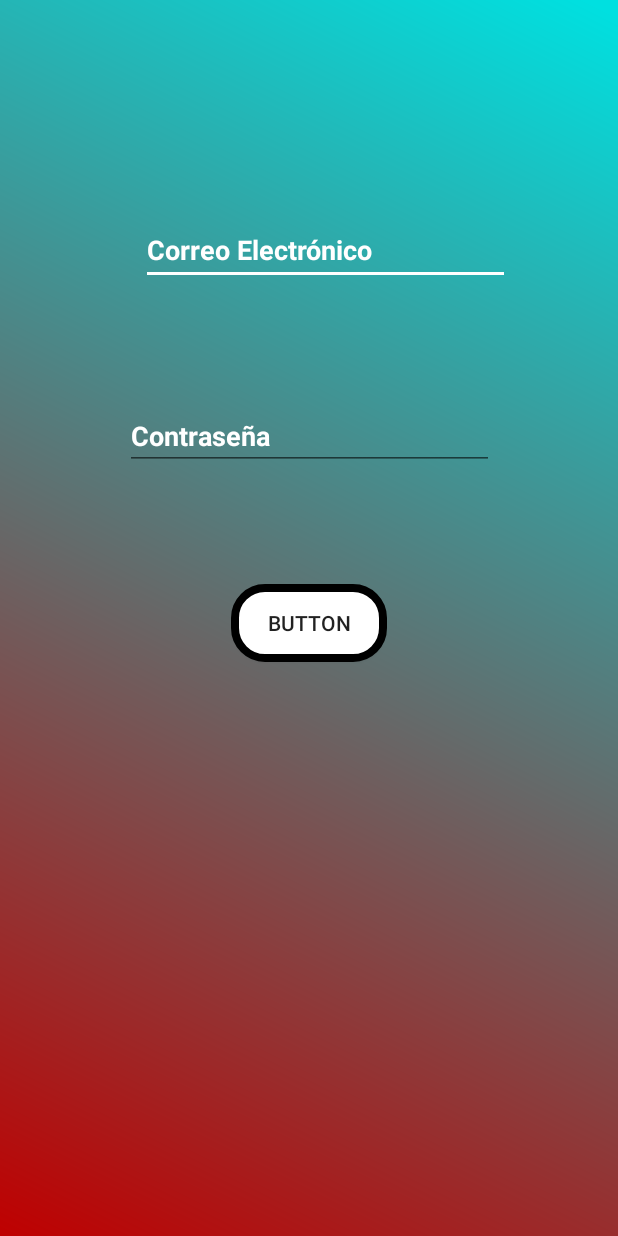
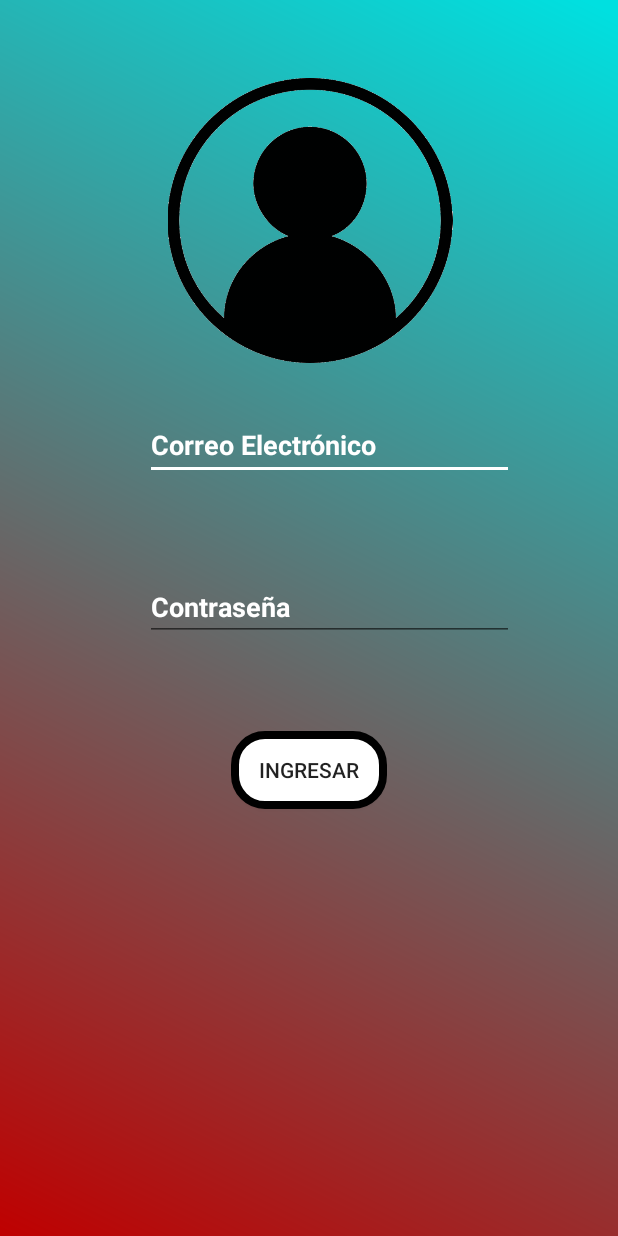
Before and after one commit to yanelaalexandra/Practica_calificada, an Android app: the screen it shows after launch (MainActivity), on a phone screen of 412 x 824 dp. Run offline under Robolectric (Android 15) with nearby library versions, the phone set to English and light mode, and no system bars; our stand-ins replace ButterKnife.

Commit message:
Cambio hechos en casa

```diff
--- a/app/build.gradle
+++ b/app/build.gradle
@@ -25,6 +25,9 @@ dependencies {
     testImplementation 'junit:junit:4.12'
     androidTestImplementation 'com.android.support.test:runner:1.0.1'
     androidTestImplementation 'com.android.support.test.espresso:espresso-core:3.0.1'
-    compile 'com.jakewharton:butterknife:8.4.0'
-    annotationProcessor 'com.jakewharton:butterknife-compilador:8.8.1'
+
+    implementation 'com.jakewharton:butterknife:8.8.1'
+    annotationProcessor 'com.jakewharton:butterknife-compiler:8.8.1'
+
+
 }
--- a/app/src/main/java/com/ejercicio/alexandra/practica_calificado/MainActivity.java
+++ b/app/src/main/java/com/ejercicio/alexandra/practica_calificado/MainActivity.java
@@ -6,15 +6,16 @@ import android.view.View;
 import android.widget.EditText;
 import android.widget.Toast;
 
-import butterknife.BindString;
+
+import butterknife.BindView;
 import butterknife.ButterKnife;
 
 
 
 public class MainActivity extends AppCompatActivity {
 
-    @Bind(R.id.cuenta) EditText cuenta;
-    @Bind(R.id.contraseña) EditText contraseña;
+    @BindView(R.id.cuenta) EditText cuenta;
+    @BindView(R.id.contraseña) EditText contraseña;
 
     @Override
     protected void onCreate(Bundle savedInstanceState) {
@@ -29,7 +30,7 @@ public class MainActivity extends AppCompatActivity {
  String getcontraseña = contraseña.getText().toString();
 if(getcuenta.length() == 0 || getcontraseña.length() == 0)
          Toast.makeText(this,"Completar los campos requeridos", Toast.LENGTH_SHORT).show();
-  else if (getcuenta == "yanelaalexandra" || getcontraseña == "pachacama123"){
+  else if (getcuenta.equals("yanelaalexandra") || getcontraseña.equals("pachacama123")){
 
          Toast.makeText(this,"Bienvenida "+ getcuenta, Toast.LENGTH_SHORT).show();
 
--- a/app/src/main/res/layout/activity_main.xml
+++ b/app/src/main/res/layout/activity_main.xml
@@ -7,6 +7,20 @@
     android:background="@drawable/bg_fondo1"
     tools:context="com.ejercicio.alexandra.practica_calificado.MainActivity">
 
+    <ImageView
+        android:id="@+id/imageView"
+        android:layout_width="253dp"
+
+        android:layout_height="190dp"
+        android:layout_marginEnd="8dp"
+        android:layout_marginStart="8dp"
+        android:layout_marginTop="52dp"
+        android:src="@drawable/img_icono"
+        app:layout_constraintEnd_toEndOf="parent"
+        app:layout_constraintHorizontal_bias="0.504"
+        app:layout_constraintStart_toStartOf="parent"
+        app:layout_constraintTop_toTopOf="parent" />
+
 
     <EditText
         android:id="@+id/cuenta"
@@ -14,16 +28,16 @@
         android:layout_height="46dp"
         android:layout_marginEnd="8dp"
         android:layout_marginStart="8dp"
-        android:layout_marginTop="144dp"
+        android:layout_marginTop="32dp"
         android:ems="10"
         android:hint="@string/cuenta"
         android:inputType="textPersonName"
+        android:textColorHint="#FFFF"
         android:textStyle="bold"
-        android:textColorHint="#FFFF"
         app:layout_constraintEnd_toEndOf="parent"
-        app:layout_constraintHorizontal_bias="0.573"
+        app:layout_constraintHorizontal_bias="0.59"
         app:layout_constraintStart_toStartOf="parent"
-        app:layout_constraintTop_toTopOf="parent" />
+        app:layout_constraintTop_toBottomOf="@+id/imageView" />
 
     <EditText
         android:id="@+id/contraseña"
@@ -31,13 +45,14 @@
         android:layout_height="43dp"
         android:layout_marginEnd="8dp"
         android:layout_marginStart="8dp"
-        android:layout_marginTop="80dp"
+        android:layout_marginTop="64dp"
         android:ems="10"
         android:hint="@string/password"
         android:inputType="textPassword"
+        android:textColorHint="#FFFF"
         android:textStyle="bold"
-        android:textColorHint="#FFFF"
         app:layout_constraintEnd_toEndOf="parent"
+        app:layout_constraintHorizontal_bias="0.59"
         app:layout_constraintStart_toStartOf="parent"
         app:layout_constraintTop_toBottomOf="@+id/cuenta" />
 
@@ -47,10 +62,10 @@
         android:layout_height="52dp"
         android:layout_marginEnd="8dp"
         android:layout_marginStart="8dp"
-        android:layout_marginTop="76dp"
+        android:layout_marginTop="60dp"
         android:background="@drawable/button_radious"
-        android:text="Button"
         android:onClick="register"
+        android:text="Ingresar"
         app:layout_constraintEnd_toEndOf="parent"
         app:layout_constraintStart_toStartOf="parent"
         app:layout_constraintTop_toBottomOf="@+id/contraseña"
--- a/app/src/main/res/values/styles.xml
+++ b/app/src/main/res/values/styles.xml
@@ -1,7 +1,7 @@
 <resources>
 
     <!-- Base application theme. -->
-    <style name="AppTheme" parent="Theme.AppCompat.DayNight.NoActionBar">
+    <style name="AppTheme" parent="Theme.AppCompat.Light.NoActionBar">
         <!-- Customize your theme here. -->
         <item name="colorPrimary">@color/colorPrimary</item>
         <item name="colorPrimaryDark">@color/colorPrimaryDark</item>
```
Also changed, not shown: app/src/main/res/drawable-hdpi/img_icono.png (added), app/src/main/res/drawable-mdpi/img_icono.png (added), app/src/main/res/drawable-xhdpi/img_icono.png (added), app/src/main/res/drawable-xxhdpi/img_icono.png (added).
